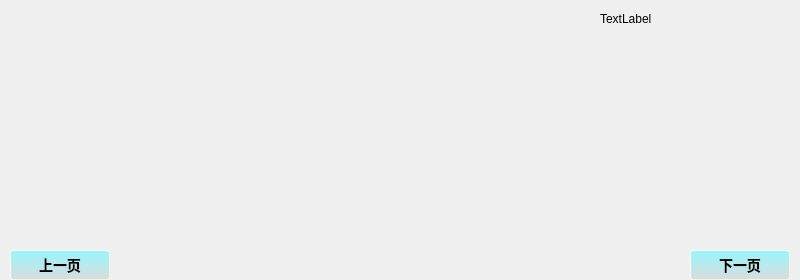
This is rltimdttable.ui in ives560/InverterController as Qt 5 draws it before an edit. The edited form follows.
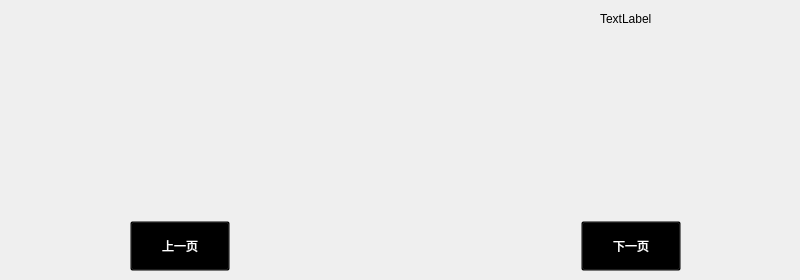
This is the edited form. Icons and pictures are not drawn.

Diff of the .ui file:
```diff
--- a/rltimdttable.ui
+++ b/rltimdttable.ui
@@ -13,38 +13,6 @@
   <property name="windowTitle">
    <string>Form</string>
   </property>
-  <widget class="QToolButton" name="tBtn_left">
-   <property name="geometry">
-    <rect>
-     <x>10</x>
-     <y>250</y>
-     <width>100</width>
-     <height>30</height>
-    </rect>
-   </property>
-   <property name="styleSheet">
-    <string notr="true">background-color: qlineargradient(x1: 0, y1: 0, x2: 0, y2: 1,stop: 0 #96f7fa, stop: 1 #dadbde);border-style: outset;border-width: 1px;border-radius: 3px;border-color: beige;font: bold 14px;</string>
-   </property>
-   <property name="text">
-    <string>上一页</string>
-   </property>
-  </widget>
-  <widget class="QToolButton" name="tBtn_right">
-   <property name="geometry">
-    <rect>
-     <x>690</x>
-     <y>250</y>
-     <width>100</width>
-     <height>30</height>
-    </rect>
-   </property>
-   <property name="styleSheet">
-    <string notr="true">background-color: qlineargradient(x1: 0, y1: 0, x2: 0, y2: 1,stop: 0 #96f7fa, stop: 1 #dadbde);border-style: outset;border-width: 1px;border-radius: 3px;border-color: beige;font: bold 14px;</string>
-   </property>
-   <property name="text">
-    <string>下一页</string>
-   </property>
-  </widget>
   <widget class="QLabel" name="label">
    <property name="geometry">
     <rect>
@@ -64,10 +32,96 @@
      <x>120</x>
      <y>30</y>
      <width>561</width>
-     <height>251</height>
+     <height>191</height>
     </rect>
    </property>
   </widget>
+  <widget class="QWidget" name="">
+   <property name="geometry">
+    <rect>
+     <x>130</x>
+     <y>220</y>
+     <width>551</width>
+     <height>52</height>
+    </rect>
+   </property>
+   <layout class="QHBoxLayout" name="horizontalLayout">
+    <item>
+     <widget class="QToolButton" name="tBtn_left">
+      <property name="minimumSize">
+       <size>
+        <width>100</width>
+        <height>50</height>
+       </size>
+      </property>
+      <property name="styleSheet">
+       <string notr="true">background:transparent;color:white;</string>
+      </property>
+      <property name="text">
+       <string>上一页</string>
+      </property>
+      <property name="icon">
+       <iconset resource="InverterController.qrc">
+        <normaloff>:/images/lastpage.png</normaloff>:/images/lastpage.png</iconset>
+      </property>
+      <property name="iconSize">
+       <size>
+        <width>50</width>
+        <height>50</height>
+       </size>
+      </property>
+      <property name="toolButtonStyle">
+       <enum>Qt::ToolButtonFollowStyle</enum>
+      </property>
+     </widget>
+    </item>
+    <item>
+     <spacer name="horizontalSpacer">
+      <property name="orientation">
+       <enum>Qt::Horizontal</enum>
+      </property>
+      <property name="sizeHint" stdset="0">
+       <size>
+        <width>40</width>
+        <height>20</height>
+       </size>
+      </property>
+     </spacer>
+    </item>
+    <item>
+     <widget class="QToolButton" name="tBtn_right">
+      <property name="minimumSize">
+       <size>
+        <width>100</width>
+        <height>50</height>
+       </size>
+      </property>
+      <property name="layoutDirection">
+       <enum>Qt::RightToLeft</enum>
+      </property>
+      <property name="styleSheet">
+       <string notr="true">background:transparent;color:white;</string>
+      </property>
+      <property name="text">
+       <string>下一页</string>
+      </property>
+      <property name="icon">
+       <iconset resource="InverterController.qrc">
+        <normaloff>:/images/nextpage.png</normaloff>:/images/nextpage.png</iconset>
+      </property>
+      <property name="iconSize">
+       <size>
+        <width>50</width>
+        <height>50</height>
+       </size>
+      </property>
+      <property name="toolButtonStyle">
+       <enum>Qt::ToolButtonFollowStyle</enum>
+      </property>
+     </widget>
+    </item>
+   </layout>
+  </widget>
  </widget>
  <resources/>
  <connections/>
```
Left out of the diff: 4 changed lines with no effect on the pictures.
